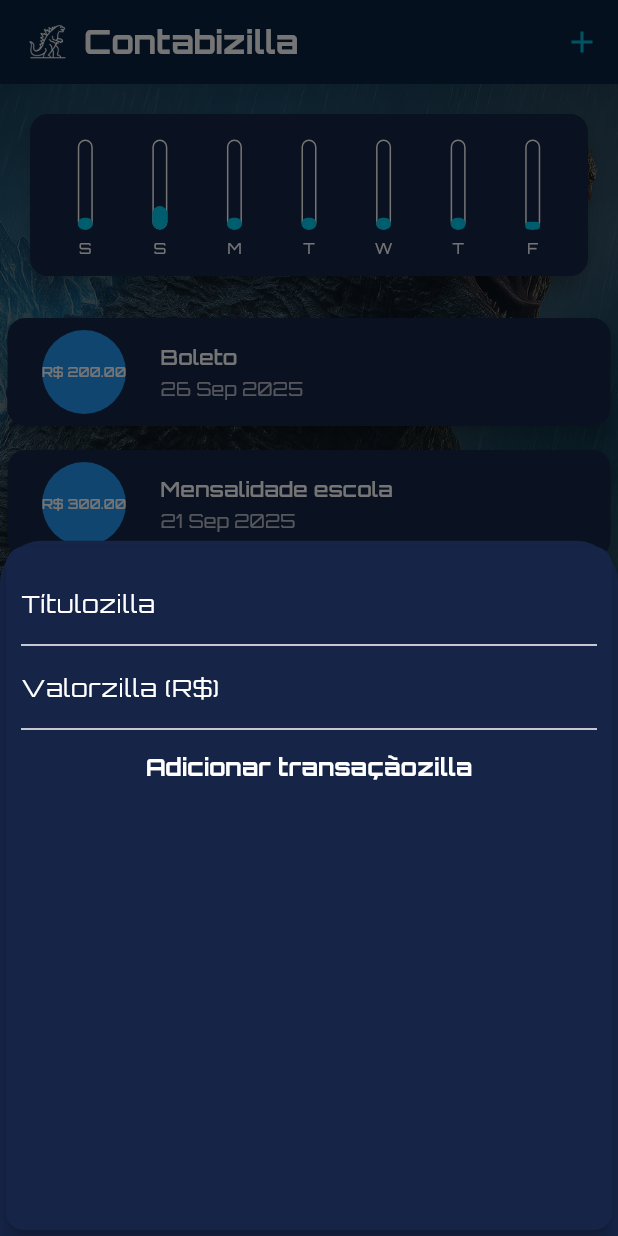
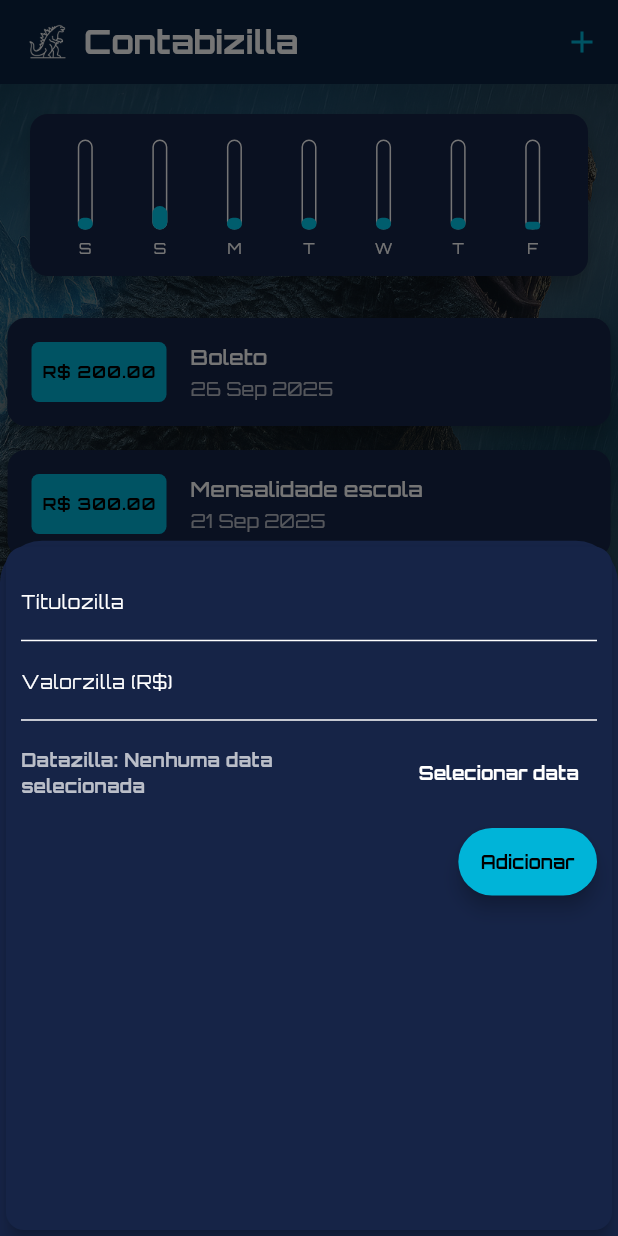
Before and after one commit to Gipsy7/negativo, a Flutter app: the screen it shows after launch, after a tap on the "add" icon, on a phone screen of 412 x 824 dp. Run offline on Flutter 3.47's test engine with Material 3 defaults, Android fonts, the light colour scheme and no system bars; our stand-ins replace google_fonts.

Commit message:
feat: enhance TransactionForm and TransactionList UI for better user experience and consistency

```diff
--- a/lib/components/transaction_form.dart
+++ b/lib/components/transaction_form.dart
@@ -1,5 +1,6 @@
 import 'package:flutter/material.dart';
 import 'package:google_fonts/google_fonts.dart';
+import 'package:intl/intl.dart';
 
 class TransactionForm extends StatefulWidget {
   final void Function(String, double) onSubmit;
@@ -13,16 +14,33 @@ class TransactionForm extends StatefulWidget {
 class _TransactionFormState extends State<TransactionForm> {
   final titleController = TextEditingController();
   final valueController = TextEditingController();
+  DateTime? selectedDate;
 
-  _submitForm(){
+  _submitForm() {
     final title = "${titleController.text}zilla";
     final value = double.tryParse(valueController.text) ?? 0.0;
 
-    if(title.isEmpty || value <= 0){
+    if (title.isEmpty || value <= 0) {
       return;
     }
 
     widget.onSubmit(title, value);
+  }
+
+  _showDatePicker() {
+    showDatePicker(
+      context: context,
+      initialDate: DateTime.now(),
+      firstDate: DateTime(2020),
+      lastDate: DateTime.now(),
+    ).then((pickedDate) {
+      if (pickedDate == null) {
+        return;
+      }
+      setState(() {
+        selectedDate = pickedDate as DateTime?;
+      });
+    });
   }
 
   @override
@@ -38,8 +56,7 @@ class _TransactionFormState extends State<TransactionForm> {
               onSubmitted: (value) => _submitForm(),
               decoration: InputDecoration(
                 labelText: 'Títulozilla',
-                      labelStyle: TextStyle(color: Colors.white),
-
+                labelStyle: TextStyle(color: Colors.white, fontSize: 12),
               ),
               style: TextStyle(color: Colors.white),
             ),
@@ -49,30 +66,58 @@ class _TransactionFormState extends State<TransactionForm> {
               onSubmitted: (value) => _submitForm(),
               decoration: InputDecoration(
                 labelText: 'Valorzilla (R\$)',
-                      labelStyle: TextStyle(color: Colors.white),
+                labelStyle: TextStyle(color: Colors.white, fontSize: 12),
               ),
               style: TextStyle(color: Colors.white),
             ),
-                  TextButton(onPressed:   (){
+            Container(
+              height: 70,
+              child: Row(
+                children: [
+                  Expanded(
+                    child: Text(
+                      'Datazilla: ${selectedDate != null ? DateFormat('dd/MM/yyyy').format(selectedDate!) : 'Nenhuma data selecionada'}',
+                      style: TextStyle(color: Colors.white70, fontSize: 12, fontWeight: FontWeight.bold),
+                    ),
+                  ),
+                  TextButton(
+                    onPressed: _showDatePicker,
+                    child: Text(
+                      'Selecionar data',
+                      style: TextStyle(
+                        color: Colors.white,
+                        fontWeight: FontWeight.bold,
+                        fontSize: 12,
+                      ),
+                    ),
+                  ),
+                ],
+              ),
+            ),
+            Row(
+              mainAxisAlignment: MainAxisAlignment.end,
+              children: [
+                ElevatedButton(
+                  onPressed: () {
                     _submitForm();
                   },
-                    child: Text('Adicionar transaçãozilla',style: GoogleFonts.orbitron(),),
-                    style: TextButton.styleFrom(
-                      foregroundColor: Colors.white,
-                      padding: EdgeInsets.symmetric(
-                        horizontal: 30,
-                        vertical: 15,
-                      ),
+                  child: Text('Adicionar', style: GoogleFonts.orbitron()),
+                  style: ElevatedButton.styleFrom(
+                    foregroundColor: Colors.black,
+                    backgroundColor: Color(0xFF00B4D8),
+                    padding: EdgeInsets.symmetric(horizontal: 15, vertical: 15),
                     elevation: 5,
                     textStyle: TextStyle(
-                        fontSize: 16,
+                      fontSize: 12,
                       fontWeight: FontWeight.bold,
                     ),
                   ),
                 ),
-                ]
+              ],
             ),
-            )
+          ],
+        ),
+      ),
     );
   }
 }
--- a/lib/components/transaction_list.dart
+++ b/lib/components/transaction_list.dart
@@ -36,13 +36,17 @@ class TransactionList extends StatelessWidget {
               horizontal: 5,
             ),
             child: ListTile(
-              leading: CircleAvatar(
-                backgroundColor: Theme.of(context).colorScheme.primary,
-                radius: 35,
-                child: Padding(
-                  padding: const EdgeInsets.all(7),
-                  child: FittedBox(child: Text('R\$ ${tr.value.toStringAsFixed(2)}',)),
+              leading: Container(
+                decoration: BoxDecoration(
+                  color: Color(0xFF00B4D8),
+                  borderRadius: BorderRadius.circular(5),
                 ),
+                width: 90,
+                height: 40,
+                  child: Padding(
+                    padding: const EdgeInsets.all(7),
+                    child: FittedBox(child: Text('R\$ ${tr.value.toStringAsFixed(2)}',style: TextStyle(fontWeight: FontWeight.bold,color: Colors.black),)),
+                  ),
               ),
               title: Text(
                 tr.title,
```
Lines whose indentation alone changed are shown as unchanged.
